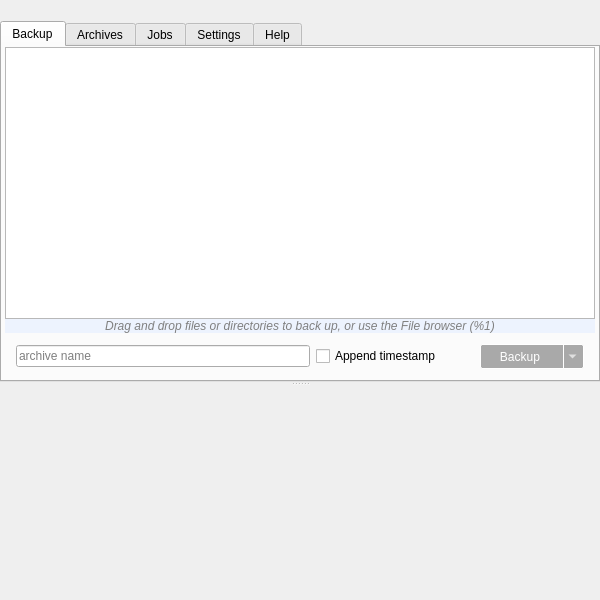
Before: the Qt Designer form forms/mainwindow.ui in Tarsnap/tarsnap-gui, drawn with Qt 5.
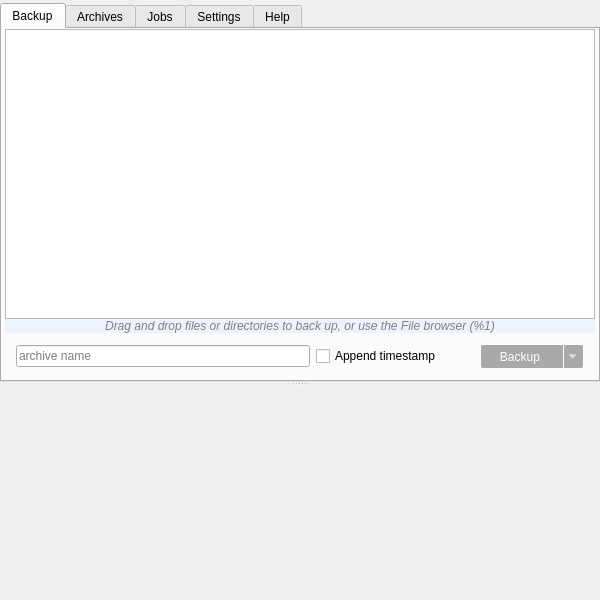
After: the same form once the commit is applied. Icons and pictures are not drawn. Custom widgets are drawn as their Qt base class.

Patch:
```diff
--- a/forms/mainwindow.ui
+++ b/forms/mainwindow.ui
@@ -28,7 +28,7 @@
     <number>0</number>
    </property>
    <property name="topMargin">
-    <number>21</number>
+    <number>3</number>
    </property>
    <property name="rightMargin">
     <number>0</number>
```
